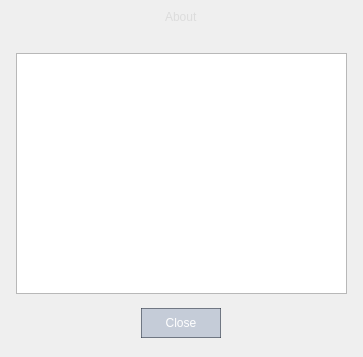
Qt form app/about.ui (CineEncoder/cine-encoder) before a commit.
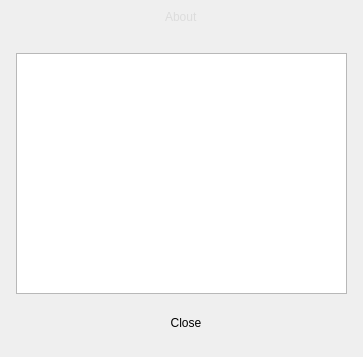
The same form after that commit. Icons and pictures are not drawn.

The edit to the form file:
```diff
--- a/app/about.ui
+++ b/app/about.ui
@@ -130,7 +130,7 @@
              <rect>
               <x>140</x>
               <y>270</y>
-              <width>80</width>
+              <width>90</width>
               <height>30</height>
              </rect>
             </property>
@@ -146,30 +146,15 @@
               <height>30</height>
              </size>
             </property>
-            <property name="font">
-             <font>
-              <pointsize>9</pointsize>
-             </font>
-            </property>
-            <property name="styleSheet">
-             <string notr="true">QPushButton {
-	color: rgb(255, 255, 255);
-	border: 1px solid rgba(52, 59, 72, 150);
-	border-radius: 0px;	
-	background-color: rgba(25, 59, 120, 50);
-}
-QPushButton:hover {
-	background-color: rgb(57, 65, 80);
-	border: 1px solid rgb(61, 70, 86);
-}
-QPushButton:pressed {	
-	background-color: rgb(35, 40, 49);
-	border: 1px solid rgb(43, 50, 61);
-}</string>
-            </property>
             <property name="text">
              <string>Close</string>
             </property>
+            <property name="autoDefault">
+             <bool>false</bool>
+            </property>
+            <property name="flat">
+             <bool>true</bool>
+            </property>
            </widget>
            <widget class="QTextBrowser" name="textBrowser">
             <property name="geometry">
```
Left out of the diff: 8 changed lines with no effect on the pictures.
